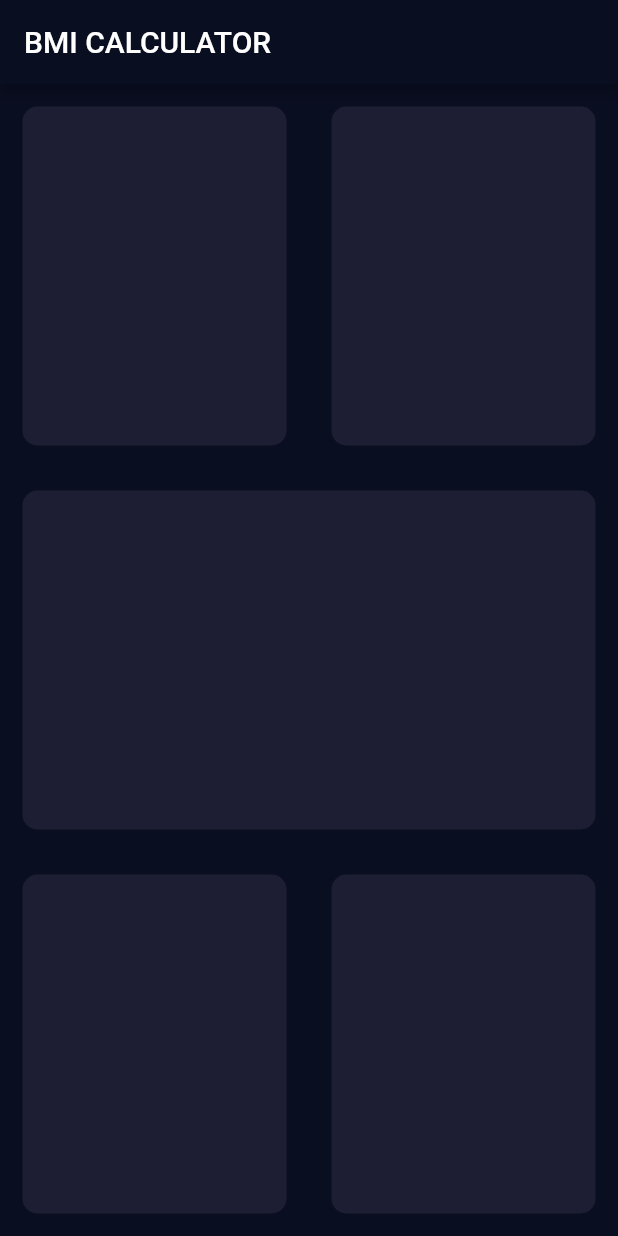
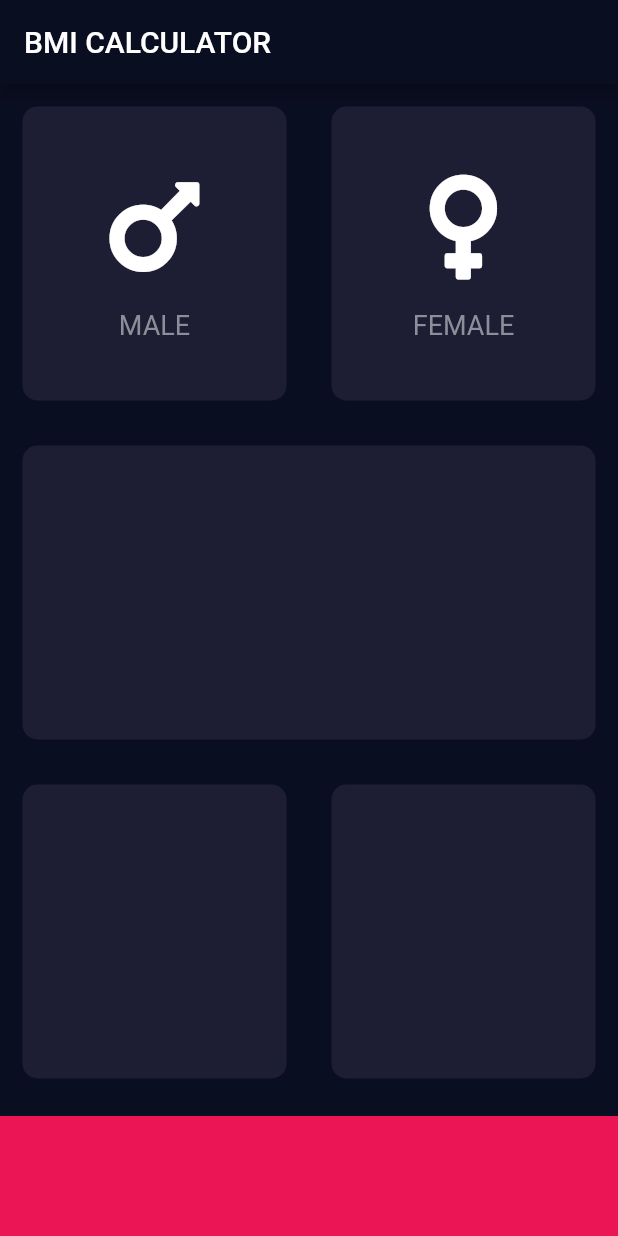
Before and after one commit to ZeSergey/bmi-calculator, a Flutter app: the screen it shows after launch, on a phone screen of 412 x 824 dp. Run offline on Flutter 3.47's test engine with Material 2 defaults, Android fonts, the phone set to English and light mode, and no system bars; our stand-ins replace font_awesome_flutter.

Commit message:
add Font Awesome

```diff
--- a/lib/InputPage.dart
+++ b/lib/InputPage.dart
@@ -1,4 +1,11 @@
 import 'package:flutter/material.dart';
+import 'package:font_awesome_flutter/font_awesome_flutter.dart';
+import 'reusable_card.dart';
+import 'icon_content.dart';
+
+const bottomContainerHeight = 80.0;
+const activeCardColor = Color(0xFF1D1E33);
+const bottomContainerColor = Color(0xFFEB1555);
 
 class InputPage extends StatefulWidget {
   @override
@@ -17,32 +24,38 @@ class _InputPageState extends State<InputPage> {
             Expanded(
                 child: Row(
               children: <Widget>[
-                Expanded(child: ReusableCard(colour: Color(0xFF1D1E33))),
-                Expanded(child: ReusableCard(colour: Color(0xFF1D1E33))),
+                Expanded(
+                    child: ReusableCard(
+                  colour: activeCardColor,
+                  cardChild:
+                      IconContent(label: 'MALE', icon: FontAwesomeIcons.mars),
+                )),
+                Expanded(
+                    child: ReusableCard(
+                  colour: activeCardColor,
+                  cardChild: IconContent(
+                      label: 'FEMALE', icon: FontAwesomeIcons.venus),
+                )),
               ],
             )),
-            Expanded(child: ReusableCard(colour: Color(0xFF1D1E33))),
+            Expanded(
+                child: ReusableCard(
+              colour: activeCardColor,
+            )),
             Expanded(
                 child: Row(
               children: <Widget>[
-                Expanded(child: ReusableCard(colour: Color(0xFF1D1E33))),
-                Expanded(child: ReusableCard(colour: Color(0xFF1D1E33))),
+                Expanded(child: ReusableCard(colour: activeCardColor)),
+                Expanded(child: ReusableCard(colour: activeCardColor)),
               ],
             )),
+            Container(
+              color: bottomContainerColor,
+              width: double.infinity,
+              height: bottomContainerHeight,
+              margin: EdgeInsets.only(top: 10.0),
+            ),
           ],
         ));
   }
 }
-
-class ReusableCard extends StatelessWidget {
-  ReusableCard({@required this.colour});
-  final Color colour;
-  @override
-  Widget build(BuildContext context) {
-    return Container(
-      margin: EdgeInsets.all(15.0),
-      decoration: BoxDecoration(
-          color: colour, borderRadius: BorderRadius.circular(10.0)),
-    );
-  }
-}
--- /dev/null
+++ b/lib/icon_content.dart
@@ -0,0 +1,28 @@
+import 'package:flutter/material.dart';
+
+const labelTextStyle = TextStyle(fontSize: 18.0, color: Color(0xFF8D8E99));
+
+class IconContent extends StatelessWidget {
+  final String label;
+  final IconData icon;
+  IconContent({this.label, this.icon});
+
+  @override
+  Widget build(BuildContext context) {
+    return Column(
+        mainAxisAlignment: MainAxisAlignment.center,
+        children: <Widget>[
+          Icon(
+            icon,
+            size: 80.0,
+          ),
+          SizedBox(
+            height: 15.0,
+          ),
+          Text(
+            label,
+            style: labelTextStyle,
+          )
+        ]);
+  }
+}
--- /dev/null
+++ b/lib/reusable_card.dart
@@ -0,0 +1,17 @@
+import 'package:flutter/material.dart';
+
+class ReusableCard extends StatelessWidget {
+  ReusableCard({@required this.colour, this.cardChild});
+  final Color colour;
+  final Widget cardChild;
+
+  @override
+  Widget build(BuildContext context) {
+    return Container(
+      child: cardChild,
+      margin: EdgeInsets.all(15.0),
+      decoration: BoxDecoration(
+          color: colour, borderRadius: BorderRadius.circular(10.0)),
+    );
+  }
+}
--- a/pubspec.yaml
+++ b/pubspec.yaml
@@ -11,6 +11,7 @@ dependencies:
     sdk: flutter
 
   cupertino_icons: ^0.1.2
+  font_awesome_flutter: ^8.8.1
 
 dev_dependencies:
   flutter_test:
```
